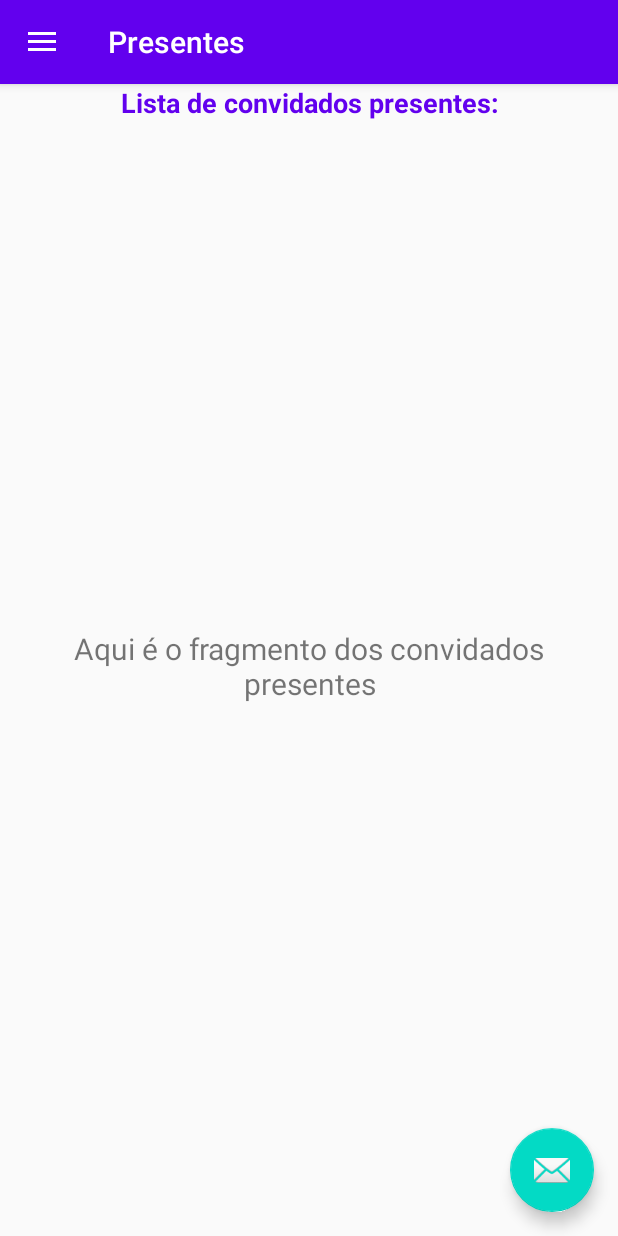
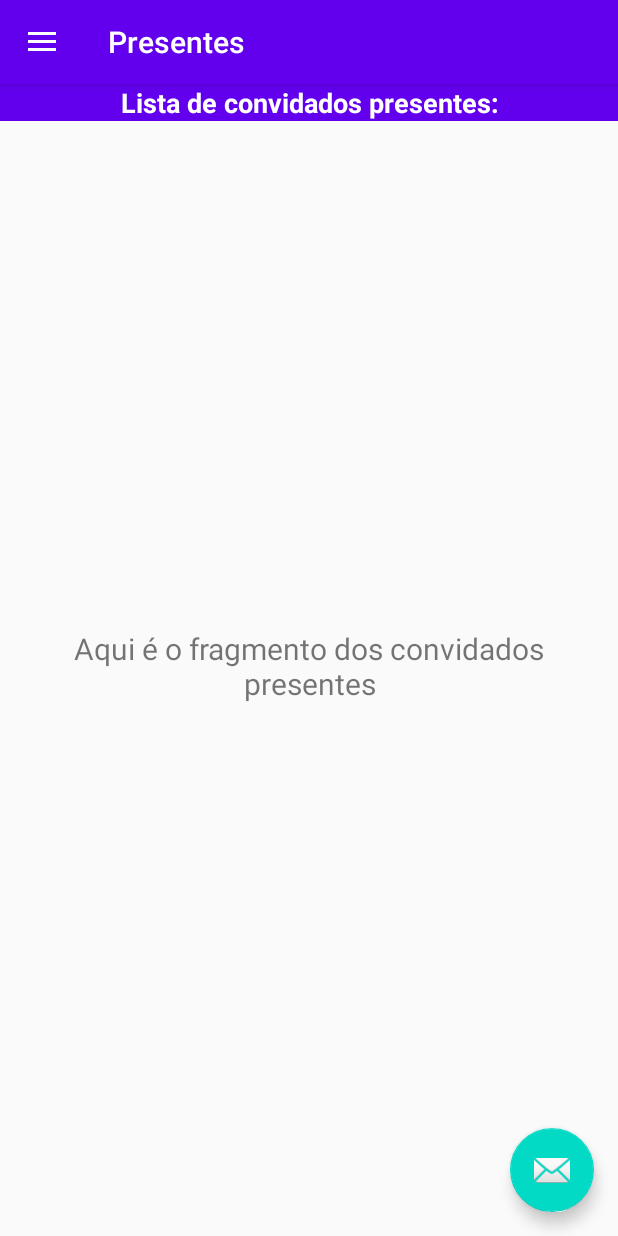
Before and after one commit to lion772/GuestsApp, an Android app: the screen it shows after launch (MainActivity), in the side drawer, after a tap on "Presentes", on a phone screen of 412 x 824 dp. Run offline under Robolectric (Android 15) with nearby library versions, the phone set to English and light mode, and no system bars; our stand-ins replace navigation-ui.

Commit message:
adicionando cor nos backgrounds dos titulos

```diff
--- a/app/src/main/java/com/example/convidados/ui/gallery/PresentFragment.kt
+++ b/app/src/main/java/com/example/convidados/ui/gallery/PresentFragment.kt
@@ -31,7 +31,8 @@ class PresentFragment : Fragment() {
         presentViewModel.titulo.observe(viewLifecycleOwner, Observer { TituloViewModel ->
             titulo_presentes.text = TituloViewModel
             titulo_presentes?.run {
-                titulo_presentes.setTextColor(resources.getColor(colorPrimary))
+                titulo_presentes.setTextColor(resources.getColor(R.color.white))
+                titulo_presentes.setBackgroundColor(resources.getColor(colorPrimary))
             }
         })
         return root
--- a/app/src/main/java/com/example/convidados/ui/home/AllGuestsFragment.kt
+++ b/app/src/main/java/com/example/convidados/ui/home/AllGuestsFragment.kt
@@ -35,7 +35,7 @@ class AllGuestsFragment : Fragment() {
         allGuestsViewModel.titulo.observe(viewLifecycleOwner, Observer {
             titulo_todos_convidados.text = it
             titulo_todos_convidados?.run {
-                titulo_todos_convidados.setTextColor(resources.getColor(branco))
+                titulo_todos_convidados.setTextColor(resources.getColor(white))
                 titulo_todos_convidados.setBackgroundColor(resources.getColor(colorPrimary))
 
             }
--- a/app/src/main/java/com/example/convidados/ui/slideshow/AbsentFragment.kt
+++ b/app/src/main/java/com/example/convidados/ui/slideshow/AbsentFragment.kt
@@ -9,6 +9,7 @@ import androidx.fragment.app.Fragment
 import androidx.lifecycle.Observer
 import androidx.lifecycle.ViewModelProviders
 import com.example.convidados.R
+import com.example.convidados.R.color.colorPrimary
 import kotlinx.android.synthetic.main.fragment_slideshow.*
 
 class AbsentFragment : Fragment() {
@@ -29,6 +30,10 @@ class AbsentFragment : Fragment() {
         })
         absentViewModel.titulo.observe(viewLifecycleOwner, Observer {TituloViewModel ->
             titulo_ausentes.text = TituloViewModel
+            titulo_ausentes?.run {
+                titulo_ausentes.setTextColor(resources.getColor(R.color.white))
+                titulo_ausentes.setBackgroundColor(resources.getColor(R.color.colorPrimary))
+            }
         })
         return root
     }
--- a/app/src/main/res/layout/fragment_gallery.xml
+++ b/app/src/main/res/layout/fragment_gallery.xml
@@ -8,7 +8,7 @@
 
     <TextView
         android:id="@+id/titulo_presentes"
-        android:layout_width="wrap_content"
+        android:layout_width="0dp"
         android:layout_height="wrap_content"
         android:text="Título"
         android:gravity="center"
--- a/app/src/main/res/layout/fragment_home.xml
+++ b/app/src/main/res/layout/fragment_home.xml
@@ -8,7 +8,7 @@
 
     <TextView
         android:id="@+id/titulo_todos_convidados"
-        android:layout_width="wrap_content"
+        android:layout_width="0dp"
         android:layout_height="wrap_content"
         android:text="Título"
         android:gravity="center"
--- a/app/src/main/res/layout/fragment_slideshow.xml
+++ b/app/src/main/res/layout/fragment_slideshow.xml
@@ -8,7 +8,7 @@
 
     <TextView
         android:id="@+id/titulo_ausentes"
-        android:layout_width="wrap_content"
+        android:layout_width="0dp"
         android:layout_height="wrap_content"
         android:text="Título"
         android:gravity="center"
--- a/app/src/main/res/values/colors.xml
+++ b/app/src/main/res/values/colors.xml
@@ -3,5 +3,5 @@
     <color name="colorPrimary">#6200EE</color>
     <color name="colorPrimaryDark">#3700B3</color>
     <color name="colorAccent">#03DAC5</color>
-    <color name="branco">#fff</color>
+    <color name="white">#fff</color>
 </resources>
```
